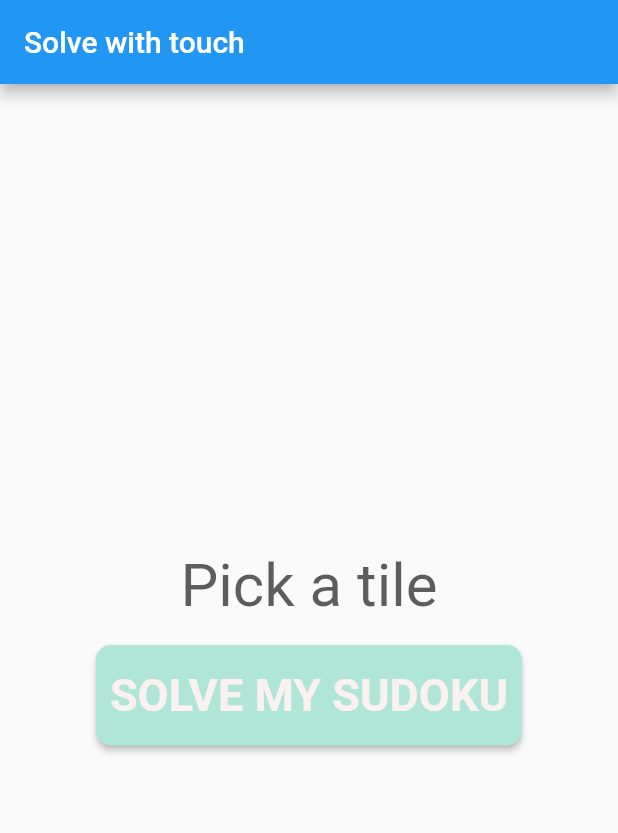
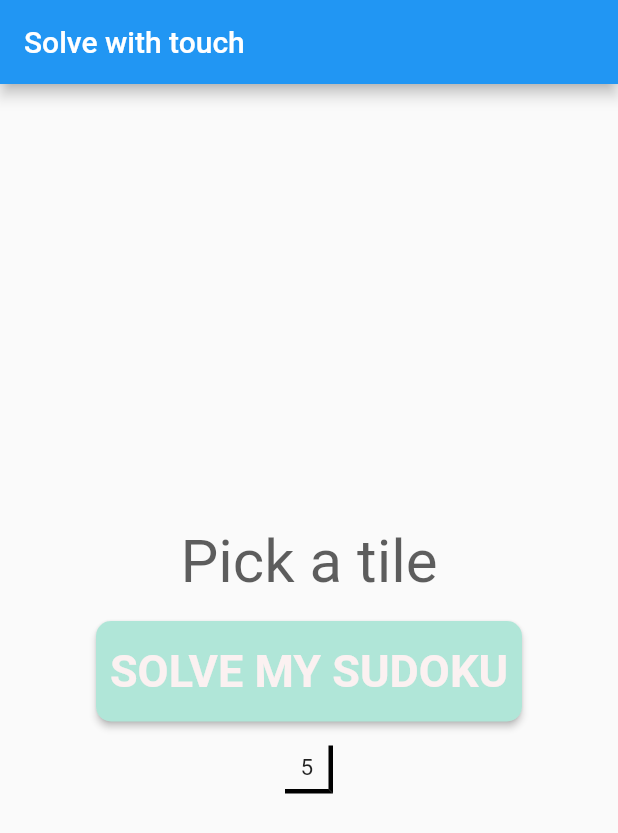
Before and after one commit to lachiejames/sudoku-solver-2.0, a Flutter app: the screen it shows after launch, on a phone screen of 412 x 824 dp. Shown: the top 833 px of the screen. Run offline on Flutter 3.47's test engine with Material 2 defaults, Android fonts, the phone set to English and light mode, and no system bars; Roboto replaces fonts that are missing (Segoe UI).

Commit message:
Add TileWidget

```diff
--- a/lib/models/top_text_model.dart
+++ b/lib/models/top_text_model.dart
@@ -3,7 +3,6 @@ import 'package:sudoku_solver_2/constants/my_strings.dart';
 
 class TopTextModel extends ChangeNotifier {
   String text = MyStrings.topTextPickATile;
-  TopTextModel();
 
   void setText(String newText) {
     this.text = newText;
--- a/lib/screens/solve_with_touch_screen.dart
+++ b/lib/screens/solve_with_touch_screen.dart
@@ -5,7 +5,9 @@ import 'package:sudoku_solver_2/constants/my_strings.dart';
 import 'package:sudoku_solver_2/constants/my_styles.dart';
 import 'package:sudoku_solver_2/constants/my_values.dart';
 import 'package:sudoku_solver_2/constants/my_widgets.dart';
+import 'package:sudoku_solver_2/models/tile_model.dart';
 import 'package:sudoku_solver_2/models/top_text_model.dart';
+import 'package:sudoku_solver_2/widgets/tile_widget.dart';
 import 'package:sudoku_solver_2/widgets/top_text_widget.dart';
 
 class SolveWithTouchScreen extends StatefulWidget {
@@ -109,8 +111,10 @@ class _SolveWithTouchScreenState extends State<SolveWithTouchScreen> {
 
   @override
   Widget build(BuildContext context) {
-    return ChangeNotifierProvider<TopTextModel>(
-      create: (context) => TopTextModel(),
+    return MultiProvider(
+      providers: [
+        ChangeNotifierProvider<TopTextModel>(create: (_) => TopTextModel()),
+      ],
       child: Scaffold(
         appBar: AppBar(
           title: Text(widget.title),
@@ -121,6 +125,9 @@ class _SolveWithTouchScreenState extends State<SolveWithTouchScreen> {
             children: <Widget>[
               TopTextWidget(),
               makeSolveMySudokuButton(),
+              TileWidget(
+                tileModel: TileModel(5,row: 6, col: 9),
+              ),
             ],
           ),
         ),
--- /dev/null
+++ b/lib/widgets/tile_widget.dart
@@ -0,0 +1,57 @@
+import 'package:flutter/material.dart';
+import 'package:provider/provider.dart';
+import 'package:sudoku_solver_2/constants/my_styles.dart';
+import 'package:sudoku_solver_2/constants/my_values.dart';
+import 'package:sudoku_solver_2/models/tile_model.dart';
+
+class TileWidget extends StatefulWidget {
+  final TileModel tileModel;
+  TileWidget({@required this.tileModel});
+  @override
+  State<StatefulWidget> createState() => TileWidgetState(tileModel: this.tileModel);
+}
+
+class TileWidgetState extends State<TileWidget> {
+  final TileModel tileModel;
+  TileWidgetState({this.tileModel});
+
+  @override
+  Widget build(BuildContext context) {
+    return ChangeNotifierProvider<TileModel>(
+      create: (_) => TileModel(
+        this.tileModel.value,
+        row: this.tileModel.row,
+        col: this.tileModel.col,
+      ),
+      child: GestureDetector(
+        child: Container(
+          height: 32,
+          width: 32,
+          decoration: BoxDecoration(
+            border: Border(
+              bottom: BorderSide(width: (this.tileModel.row == 3 || this.tileModel.row == 6) ? 3 : 0, color: Colors.black),
+              right: BorderSide(width: (this.tileModel.row == 3 || this.tileModel.row == 6) ? 3 : 0, color: Colors.black),
+            ),
+          ),
+          child: Center(
+            child: Consumer<TileModel>(
+              builder: (context, model, child) {
+                return Text(
+                  (model.value == null) ? '' : '${model.value}',
+                  style: TextStyle(
+                    fontSize: MyValues.tileFontSize,
+                    fontFamily: MyStyles.fontStyleNumber,
+                    fontWeight: FontWeight.w400,
+                  ),
+                );
+              },
+            ),
+          ),
+        ),
+        onTap: () {
+          print('tile pressed');
+        },
+      ),
+    );
+  }
+}
```
